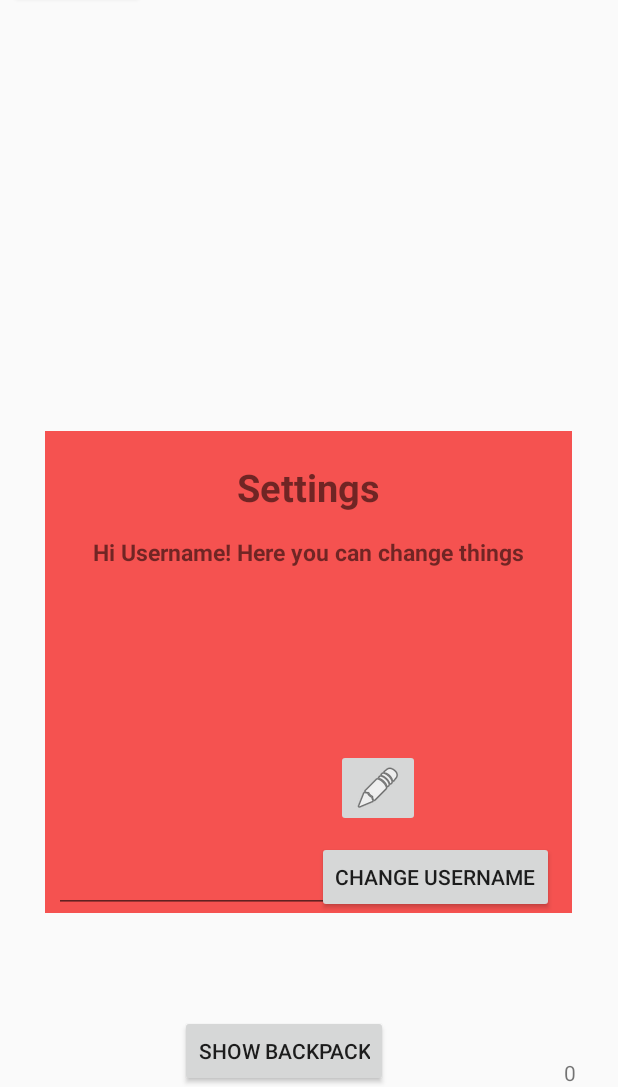
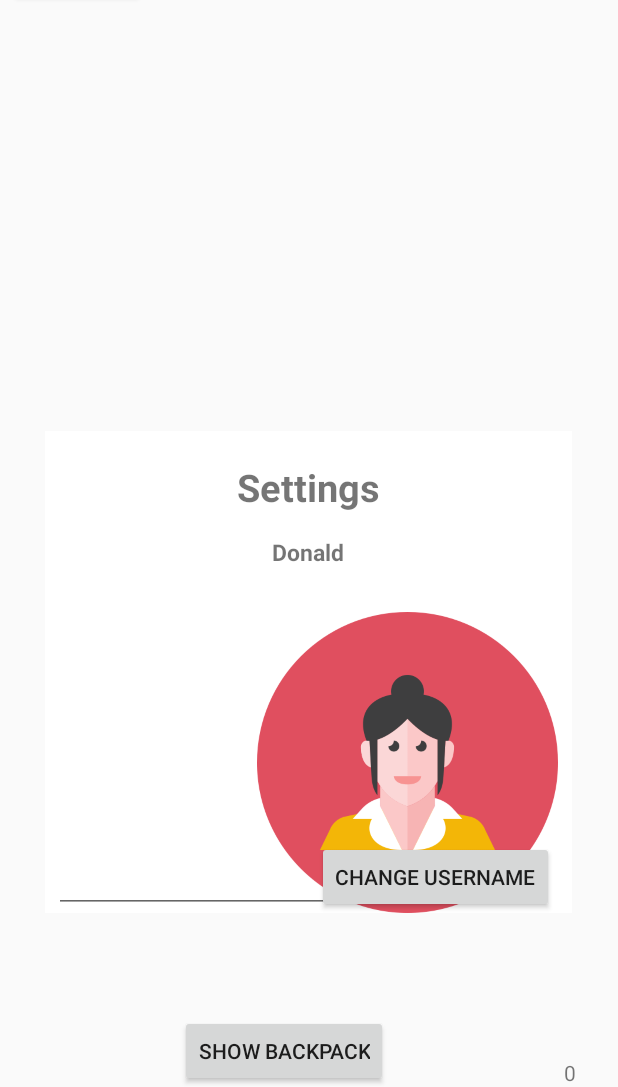
Before and after one commit to felixmr1/treasurePleasure, an Android app: the screen it shows after launch (TreasurePleasureActivity), after a tap on "SETTINGS", on a phone screen of 412 x 824 dp, the part 149-1236 px from its top. Run offline under Robolectric (Android 15) with nearby library versions, the phone set to English and light mode, and no system bars.

Commit message:
Changes to settings and chest fragment. Added functionality to presenter so that it can serve settingsview with username

```diff
--- a/TreasurePleasure/app/src/main/java/treasure/pleasure/data/AndroidImageAssets.java
+++ b/TreasurePleasure/app/src/main/java/treasure/pleasure/data/AndroidImageAssets.java
@@ -40,6 +40,11 @@ public class AndroidImageAssets {
     put(Avatar.WOMAN, R.drawable.woman_normal_map);
   }};
 
+  private static final EnumMap<Avatar, Integer> avatarLargeImageList = new EnumMap<Avatar, Integer>(Avatar.class) {{
+    put(Avatar.MAN, R.drawable.man_hipster);
+    put(Avatar.WOMAN, R.drawable.woman_normal);
+  }};
+
   public static EnumMap<ItemType, Integer> getImages() {
     return itemImageList;
   }
@@ -52,6 +57,10 @@ public class AndroidImageAssets {
     return avatarImageList;
   }
 
+  public static Integer getAvatar(Avatar av) {
+    return avatarLargeImageList.get(av);
+  }
+
   public static Integer getChestImage() {
     return chestImage;
   }
--- a/TreasurePleasure/app/src/main/java/treasure/pleasure/presenter/TreasurePleasurePresenter.java
+++ b/TreasurePleasure/app/src/main/java/treasure/pleasure/presenter/TreasurePleasurePresenter.java
@@ -15,6 +15,7 @@ import treasure.pleasure.model.Avatar;
 import treasure.pleasure.model.ItemType;
 import treasure.pleasure.model.TreasurePleasure;
 import treasure.pleasure.view.BackpackFragment;
+import treasure.pleasure.view.ChestFragment;
 import treasure.pleasure.view.GameMapFragment;
 import treasure.pleasure.view.SettingsFragment;
 import treasure.pleasure.view.TreasurePleasureView;
@@ -36,6 +37,7 @@ public class TreasurePleasurePresenter {
   private TreasurePleasure model;
   private GameMapFragment gameMapView;
   private SettingsFragment settingsView;
+  private ChestFragment chestView;
   private String username = "Donald";
   private Avatar avatar = Avatar.WOMAN;
 
@@ -70,6 +72,7 @@ public class TreasurePleasurePresenter {
     if (view.backpackFragmentIsActive()) {
       view.closeBackpackFragment();
       view.changeMapButtonText("Show backpack");
+      backpackView = null;
     } else {
       view.loadBackpackFragment(model);
       view.changeMapButtonText("Close backpack");
@@ -81,14 +84,37 @@ public class TreasurePleasurePresenter {
     if (view.settingsFragmentIsActive()) {
       view.hideSettingsFragment();
       view.changeSettingsButtonText("Settings");
+      settingsView = null;
     } else {
       view.showSettingsFragment();
       view.changeSettingsButtonText("Close");
     }
   }
 
+  public void onChestClick() {
+    if (view.chestFragmentIsActive()) {
+      view.closeChestFragment();
+    } else {
+      view.showChestFragment();
+    }
+    view.showToast("Chest has been clicked.");
+  }
+
+  /**
+   * Tells the Activity to close the Fragment and removes its reference to the Fragment
+   */
+  public void closeChestButtonClicked() {
+    if (view.chestFragmentIsActive()) {
+      view.closeChestFragment();
+    }
+  }
+
   public void setSettingsView(SettingsFragment view) {
     this.settingsView = view;
+  }
+
+  public void setChestView(ChestFragment view) {
+    this.chestView = view;
   }
 
   //----------------------backpack stuff------------------------------------
@@ -227,28 +253,18 @@ public class TreasurePleasurePresenter {
     }
   }
 
-  /**
-   * TODO
-   */
-  public void onChestClick() {
-    if (view.chestFragmentIsActive()) {
-      view.closeChestFragment();
-    } else {
-      view.showChestFragment();
-    }
-    view.showToast("Chest has been clicked.");
-  }
-
-  public void closeChestButtonClicked() {
-    if (view.chestFragmentIsActive()) {
-      view.closeChestFragment();
-    }
-  }
-
   public void storeItemsButtonClicked() {
     model.sellAllBackPackItems(username);
     onBackpackUpdate();
     updateDisplayedScore();
+  }
+
+  public String getUsername() {
+    return this.username;
+  }
+
+  public int getAvatar() {
+    return AndroidImageAssets.getAvatar(this.avatar);
   }
 
   /**
--- a/TreasurePleasure/app/src/main/java/treasure/pleasure/view/ChestFragment.java
+++ b/TreasurePleasure/app/src/main/java/treasure/pleasure/view/ChestFragment.java
@@ -7,6 +7,7 @@ import android.view.View;
 import android.view.ViewGroup;
 import android.widget.Button;
 import android.widget.ImageButton;
+import android.widget.TextView;
 
 import treasure.pleasure.R;
 import treasure.pleasure.presenter.TreasurePleasurePresenter;
@@ -56,7 +57,6 @@ public class ChestFragment extends Fragment {
      * @param presenter
      */
     public void setPresenter(TreasurePleasurePresenter presenter) {
-        mPresenter = presenter;
+        this.mPresenter = presenter;
     }
-
 }
--- a/TreasurePleasure/app/src/main/java/treasure/pleasure/view/GameMapFragment.java
+++ b/TreasurePleasure/app/src/main/java/treasure/pleasure/view/GameMapFragment.java
@@ -98,13 +98,13 @@ public class GameMapFragment extends SupportMapFragment implements OnMapReadyCal
     }
     updateMyLocation();
 
-    GoogleMap.OnMyLocationChangeListener locationListener = new GoogleMap.OnMyLocationChangeListener() {
+   /* GoogleMap.OnMyLocationChangeListener locationListener = new GoogleMap.OnMyLocationChangeListener() {
       @Override
       public void onMyLocationChange(Location location) {
         drawCustomUserMarker(new LatLng(location.getLatitude(), location.getLongitude()));
       }
     };
-    mMap.setOnMyLocationChangeListener(locationListener);
+    mMap.setOnMyLocationChangeListener(locationListener);*/
   }
 
   private void setStyle() {
--- a/TreasurePleasure/app/src/main/java/treasure/pleasure/view/SettingsFragment.java
+++ b/TreasurePleasure/app/src/main/java/treasure/pleasure/view/SettingsFragment.java
@@ -1,14 +1,22 @@
 package treasure.pleasure.view;
 
+import android.graphics.Bitmap;
 import android.os.Bundle;
+import android.support.annotation.Nullable;
 import android.support.v4.app.Fragment;
 import android.view.LayoutInflater;
 import android.view.View;
 import android.view.ViewGroup;
 import android.widget.Button;
 import android.widget.EditText;
+import android.widget.ImageView;
 import android.widget.TextView;
+
+import com.google.android.gms.maps.model.BitmapDescriptorFactory;
+
 import treasure.pleasure.R;
+import treasure.pleasure.model.Avatar;
+import treasure.pleasure.model.TreasurePleasure;
 import treasure.pleasure.presenter.TreasurePleasurePresenter;
 
 /**
@@ -40,6 +48,13 @@ public class SettingsFragment extends Fragment {
     return view;
   }
 
+  @Override
+  public void onActivityCreated(@Nullable Bundle savedInstanceState) {
+    super.onActivityCreated(savedInstanceState);
+    setSubtitleText(mPresenter.getUsername());
+    setAvatar(mPresenter.getAvatar());
+  }
+
   public void setPresenter(TreasurePleasurePresenter presenter) {
     mPresenter = presenter;
     presenter.setSettingsView(this);
@@ -50,4 +65,8 @@ public class SettingsFragment extends Fragment {
     t.setText(text);
   }
 
+  public void setAvatar(int i) {
+    ImageView iv = (ImageView) this.getView().findViewById(R.id.imageView);
+    iv.setImageResource(i);
+  }
 }
--- a/TreasurePleasure/app/src/main/res/layout/fragment_chest.xml
+++ b/TreasurePleasure/app/src/main/res/layout/fragment_chest.xml
@@ -5,7 +5,7 @@
     xmlns:tools="http://schemas.android.com/tools"
     android:layout_width="match_parent"
     android:layout_height="match_parent"
-    android:background="#FFF55250">
+    android:background="#FFF">
 
 
     <Button
--- a/TreasurePleasure/app/src/main/res/layout/fragment_settings.xml
+++ b/TreasurePleasure/app/src/main/res/layout/fragment_settings.xml
@@ -5,7 +5,7 @@
     android:id="@+id/fragment_settings"
     android:layout_width="match_parent"
     android:layout_height="match_parent"
-    android:background="#FFF55250">
+    android:background="#FFF">
 
     <TextView
         android:id="@+id/settingsHeader"
@@ -52,16 +52,6 @@
         android:textSize="18sp"
         android:textStyle="bold" />
 
-    <ImageButton
-        android:id="@+id/playerAvatar"
-        android:layout_width="wrap_content"
-        android:layout_height="wrap_content"
-        android:layout_alignParentTop="true"
-        android:layout_alignParentEnd="true"
-        android:layout_marginTop="212dp"
-        android:layout_marginEnd="101dp"
-        app:srcCompat="@android:drawable/ic_menu_edit" />
-
     <Button
         android:id="@+id/changeUsernameButton"
         android:layout_width="wrap_content"
```
